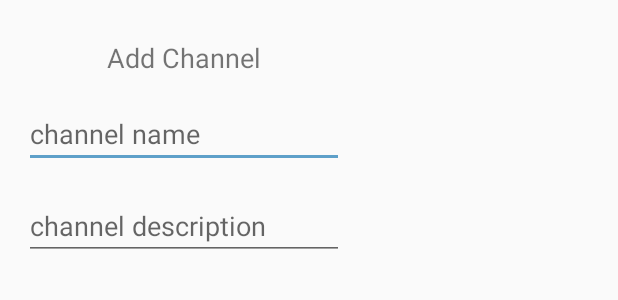
After one commit to FrancisLevesque/SmackChat, an Android app: the layout add_channel_dialog.xml on its own in the app's theme, with its tools: preview values and no code run, on a phone screen of 412 x 824 dp. The commit adds this screen. Shown: the top 300 px of the screen. Run offline under Robolectric (Android 15) with nearby library versions, the phone set to English and light mode, and no system bars.

Commit message:
Create add channel dialog

```diff
--- a/app/src/main/java/com/example/smack/Controller/MainActivity.kt
+++ b/app/src/main/java/com/example/smack/Controller/MainActivity.kt
@@ -1,13 +1,13 @@
 package com.example.smack.Controller
 
-import android.content.BroadcastReceiver
-import android.content.Context
-import android.content.Intent
-import android.content.IntentFilter
+import android.content.*
 import android.graphics.Color
 import android.os.Bundle
 import android.view.View
+import android.view.inputmethod.InputMethodManager
+import android.widget.EditText
 import androidx.appcompat.app.ActionBarDrawerToggle
+import androidx.appcompat.app.AlertDialog
 import androidx.appcompat.app.AppCompatActivity
 import androidx.appcompat.widget.Toolbar
 import androidx.core.view.GravityCompat
@@ -37,6 +37,7 @@ class MainActivity : AppCompatActivity() {
 
         LocalBroadcastManager.getInstance(this).registerReceiver(userDataChangedReceiver,
             IntentFilter(BROADCAST_USER_DATA_CHANGE))
+        hideKeyboard()
     }
 
     private val userDataChangedReceiver = object: BroadcastReceiver() {
@@ -76,10 +77,35 @@ class MainActivity : AppCompatActivity() {
     }
 
     fun addChannelClicked(view: View) {
+        if (AuthService.isLoggedIn) {
+            val builder = AlertDialog.Builder(this)
+            val dialogView = layoutInflater.inflate(R.layout.add_channel_dialog, null)
 
+            builder.setView(dialogView)
+                .setPositiveButton("Add") { dialog: DialogInterface?, which: Int ->
+                    val nameTextField = dialogView.findViewById<EditText>(R.id.addChannelNameText)
+                    val descriptionTextField = dialogView.findViewById<EditText>(R.id.addChannelDescriptionText)
+                    val channelName = nameTextField.text.toString()
+                    val channelDescription = descriptionTextField.text.toString()
+
+                    hideKeyboard()
+                }
+                .setNegativeButton("Cancel") { dialog: DialogInterface?, which: Int ->
+                    hideKeyboard()
+                }
+                .show()
+        }
     }
 
     fun sendMessageButtonClicked(view: View) {
 
     }
+
+    private fun hideKeyboard() {
+        val inputManager = getSystemService(Context.INPUT_METHOD_SERVICE) as InputMethodManager
+
+        if (inputManager.isAcceptingText) {
+            inputManager.hideSoftInputFromWindow(currentFocus?.windowToken, 0)
+        }
+    }
 }
--- /dev/null
+++ b/app/src/main/res/layout/add_channel_dialog.xml
@@ -0,0 +1,51 @@
+<?xml version="1.0" encoding="utf-8"?>
+<androidx.constraintlayout.widget.ConstraintLayout xmlns:android="http://schemas.android.com/apk/res/android"
+    xmlns:app="http://schemas.android.com/apk/res-auto"
+    xmlns:tools="http://schemas.android.com/tools"
+    android:layout_width="wrap_content"
+    android:layout_height="wrap_content">
+
+    <TextView
+        android:id="@+id/textView3"
+        android:layout_width="0dp"
+        android:layout_height="wrap_content"
+        android:layout_marginTop="26dp"
+        android:text="Add Channel"
+        android:textAlignment="center"
+        android:textSize="18sp"
+        app:layout_constraintEnd_toEndOf="parent"
+        app:layout_constraintStart_toStartOf="parent"
+        app:layout_constraintTop_toTopOf="parent" />
+
+    <EditText
+        android:id="@+id/addChannelNameText"
+        android:layout_width="wrap_content"
+        android:layout_height="wrap_content"
+        android:layout_marginStart="16dp"
+        android:layout_marginTop="16dp"
+        android:layout_marginEnd="16dp"
+        android:ems="10"
+        android:hint="channel name"
+        android:inputType="textPersonName"
+        android:textColor="@android:color/darker_gray"
+        app:layout_constraintEnd_toEndOf="parent"
+        app:layout_constraintStart_toStartOf="parent"
+        app:layout_constraintTop_toBottomOf="@+id/textView3" />
+
+    <EditText
+        android:id="@+id/addChannelDescriptionText"
+        android:layout_width="wrap_content"
+        android:layout_height="wrap_content"
+        android:layout_marginStart="16dp"
+        android:layout_marginTop="16dp"
+        android:layout_marginEnd="16dp"
+        android:layout_marginBottom="16dp"
+        android:ems="10"
+        android:hint="channel description"
+        android:inputType="textPersonName"
+        android:textColor="@android:color/darker_gray"
+        app:layout_constraintBottom_toBottomOf="parent"
+        app:layout_constraintEnd_toEndOf="parent"
+        app:layout_constraintStart_toStartOf="parent"
+        app:layout_constraintTop_toBottomOf="@+id/addChannelNameText" />
+</androidx.constraintlayout.widget.ConstraintLayout>
```
